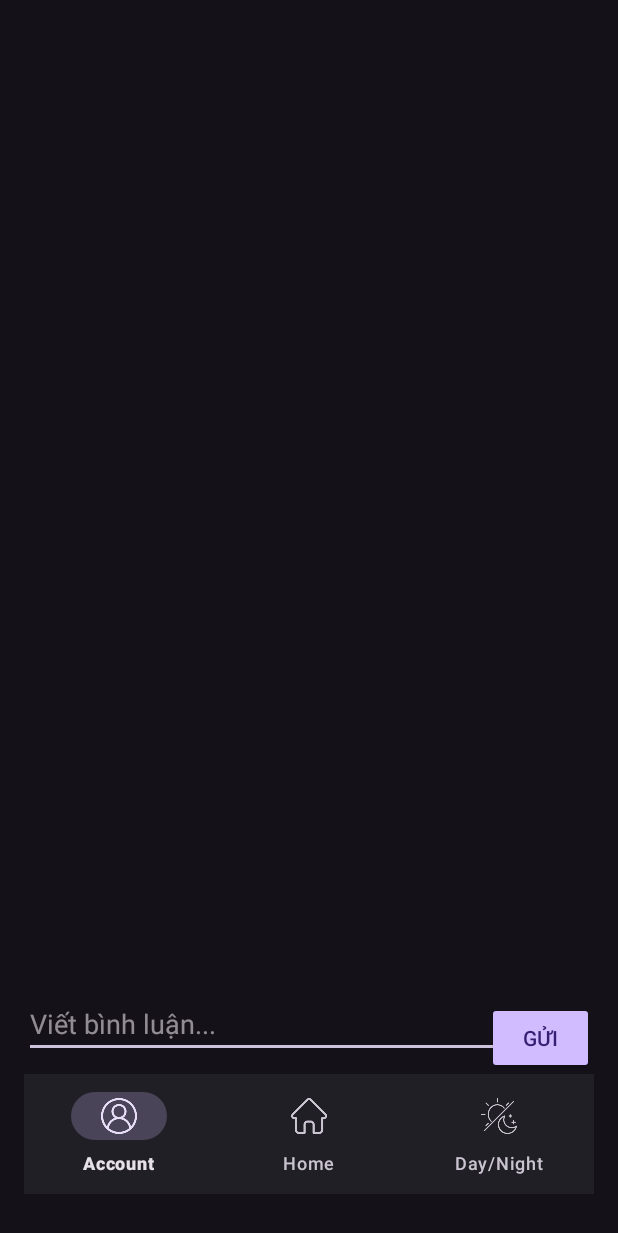
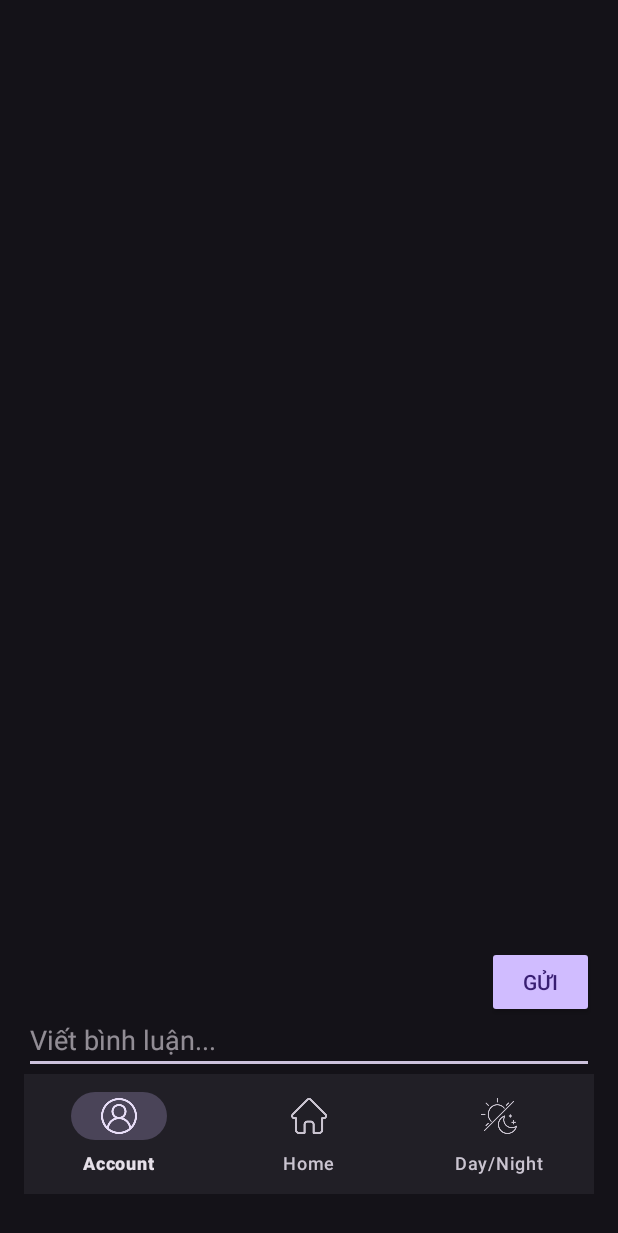
Before and after one commit to dduRyu732/DOANLTTBDD, an Android app: the StoryDetailActivity screen opened directly, with no data from a screen before it, on a phone screen of 412 x 824 dp. Shown: the top 1233 px of the screen. Run offline under Robolectric (Android 15) with nearby library versions, the phone set to English and light mode, and no system bars.

Commit message:
last change

```diff
--- a/app/src/main/res/layout/activity_story_detail.xml
+++ b/app/src/main/res/layout/activity_story_detail.xml
@@ -1,5 +1,3 @@
-<!-- activity_story_detail.xml -->
-
 <RelativeLayout xmlns:android="http://schemas.android.com/apk/res/android"
     xmlns:app="http://schemas.android.com/apk/res-auto"
     xmlns:tools="http://schemas.android.com/tools"
@@ -27,16 +25,13 @@
     <ScrollView
         android:layout_width="390dp"
         android:layout_height="371dp"
-        android:layout_below="@+id/textViewAuthor"
+        android:layout_below="@id/textViewAuthor"
         android:layout_marginTop="13dp">
 
         <TextView
             android:id="@+id/textViewContent"
             android:layout_width="367dp"
-            android:layout_height="367dp"
-            android:layout_below="@+id/textViewAuthor"
-            android:layout_alignParentStart="true"
-            android:layout_alignParentEnd="true"
+            android:layout_height="wrap_content"
             android:layout_marginStart="16dp"
             android:layout_marginTop="20dp"
             android:layout_marginEnd="12dp"
@@ -62,7 +57,6 @@
                 android:layout_width="wrap_content"
                 android:layout_height="wrap_content"
                 android:layout_alignParentEnd="true"
-
                 android:text="Gửi" />
 
             <EditText
@@ -70,12 +64,14 @@
                 android:layout_width="match_parent"
                 android:layout_height="wrap_content"
                 android:layout_marginTop="-8dp"
+                android:layout_below="@id/submit_comment"
                 android:hint="Viết bình luận..." />
 
             <ListView
                 android:id="@+id/comment_list"
                 android:layout_width="377dp"
-                android:layout_height="match_parent" />
+                android:layout_height="match_parent"
+                android:layout_below="@id/comment_input" />
 
         </RelativeLayout>
 
```
Also changed, not shown: app/src/main/java/com/example/doanlttbdd/AdminActivity.java (+53 -4 lines), app/src/main/java/com/example/doanlttbdd/DatabaseHelper.java (+14 -0 lines), app/src/main/res/layout/activity_admin.xml (+7 -1 lines).
